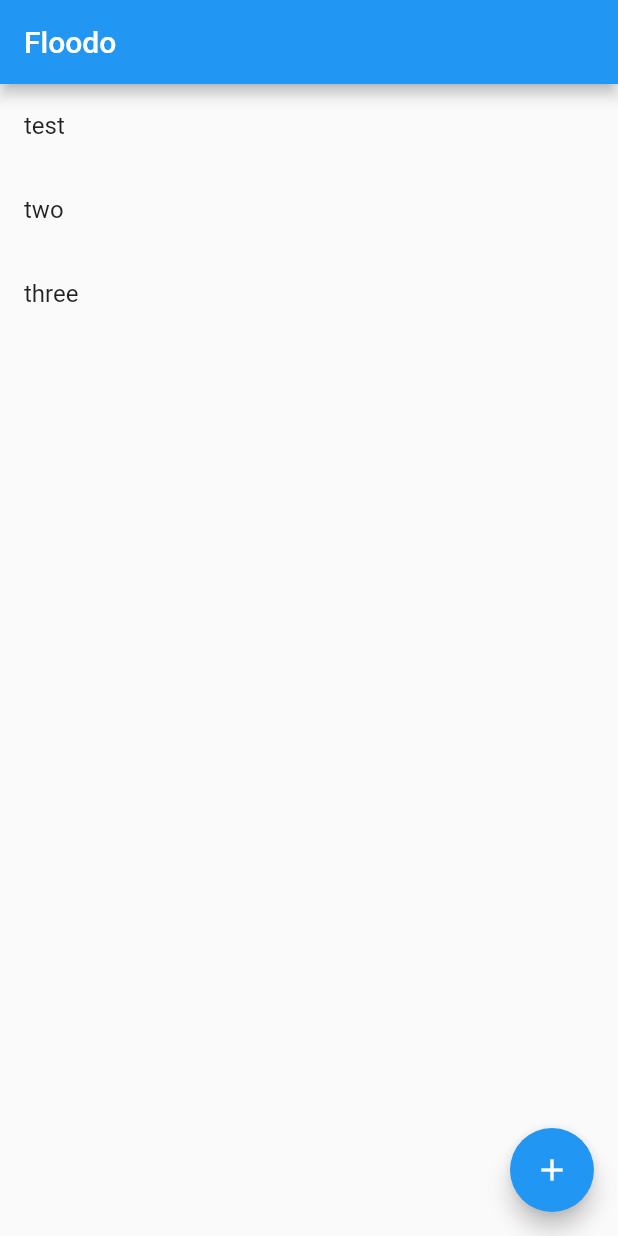
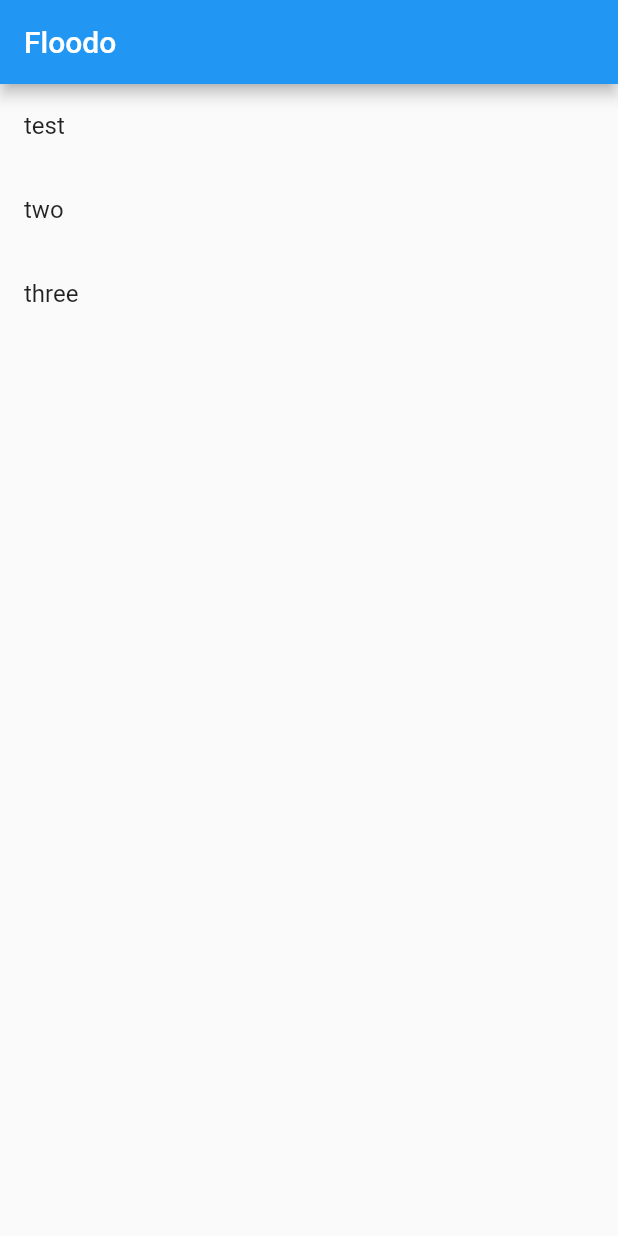
Before and after one commit to trhodeos/floodo, a Flutter app: the screen it shows after launch, on a phone screen of 412 x 824 dp. Run offline on Flutter 3.47's test engine with Material 2 defaults, Android fonts, the phone set to English and light mode, and no system bars.

```diff
--- a/lib/main.dart
+++ b/lib/main.dart
@@ -3,20 +3,11 @@ import 'package:flutter/material.dart';
 void main() => runApp(new MyApp());
 
 class MyApp extends StatelessWidget {
-  // This widget is the root of your application.
   @override
   Widget build(BuildContext context) {
     return new MaterialApp(
-      title: 'Flutter Demo',
+      title: 'Floodo',
       theme: new ThemeData(
-        // This is the theme of your application.
-        //
-        // Try running your application with "flutter run". You'll see the
-        // application has a blue toolbar. Then, without quitting the app, try
-        // changing the primarySwatch below to Colors.green and then invoke
-        // "hot reload" (press "r" in the console where you ran "flutter run",
-        // or press Run > Flutter Hot Reload in IntelliJ). Notice that the
-        // counter didn't reset back to zero; the application is not restarted.
         primarySwatch: Colors.blue,
       ),
       home: new FloodoList(title: 'Floodo'),
@@ -48,16 +39,9 @@ class _FloodoListState extends State<FloodoList> {
   Widget build(BuildContext context) {
     return new Scaffold(
       appBar: new AppBar(
-        // Here we take the value from the MyHomePage object that was created by
-        // the App.build method, and use it to set our appbar title.
         title: new Text(widget.title),
       ),
       body: new ListView(children: items.map(buildItem).toList(),),
-      floatingActionButton: new FloatingActionButton(
-        onPressed: () {},
-        tooltip: 'Increment',
-        child: new Icon(Icons.add),
-      ), // This trailing comma makes auto-formatting nicer for build methods.
     );
   }
 }
```
